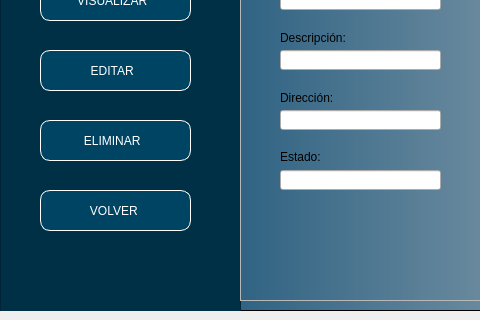
First picture: the form in InterfazGrafica/ventanaEditarPropiedades.ui, repository nicoArley/gestionPropiedades, before the edit; both pictures show x 0 to 480 and y 180 to 500 of the 900 by 500 pixel window.
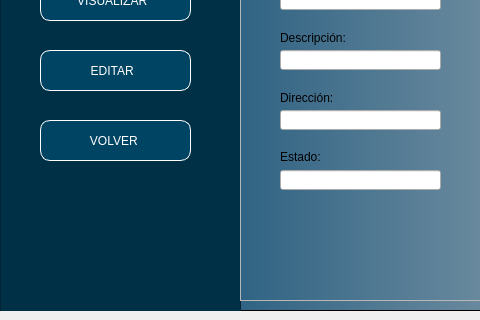
Second picture: the form after the edit. Icons and pictures are not drawn.

```diff
--- a/InterfazGrafica/ventanaEditarPropiedades.ui
+++ b/InterfazGrafica/ventanaEditarPropiedades.ui
@@ -221,37 +221,14 @@
         </property>
         <property name="icon">
          <iconset>
-          <normaloff>./Imagenes/actualizar.png</normaloff>./Imagenes/actualizar.png</iconset>
-        </property>
-       </widget>
-       <widget class="QPushButton" name="pushButton_4">
-        <property name="geometry">
-         <rect>
-          <x>40</x>
-          <y>260</y>
-          <width>151</width>
-          <height>41</height>
-         </rect>
-        </property>
-        <property name="layoutDirection">
-         <enum>Qt::RightToLeft</enum>
-        </property>
-        <property name="styleSheet">
-         <string notr="true"/>
-        </property>
-        <property name="text">
-         <string>ELIMINAR  </string>
-        </property>
-        <property name="icon">
-         <iconset>
-          <normaloff>./Imagenes/eliminar.png</normaloff>./Imagenes/eliminar.png</iconset>
+          <normaloff>Imagenes/actualizar.png</normaloff>Imagenes/actualizar.png</iconset>
         </property>
        </widget>
        <widget class="QPushButton" name="pushButton_11">
         <property name="geometry">
          <rect>
           <x>40</x>
-          <y>330</y>
+          <y>260</y>
           <width>151</width>
           <height>41</height>
          </rect>
```
Left out of the diff: 10 changed lines with no effect on the pictures.
